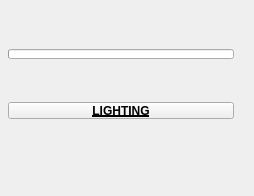
Before: the Qt Designer form tentacle/ui/uiLevel_3/lighting.ui in m3trik/tentacle, drawn with Qt 5.
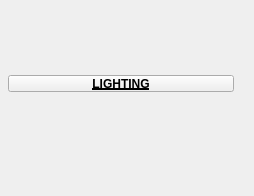
After: the same form once the commit is applied. Custom widgets are drawn as their Qt base class.

```diff
--- a/tentacle/ui/uiLevel_3/lighting.ui
+++ b/tentacle/ui/uiLevel_3/lighting.ui
@@ -51,35 +51,7 @@
      <property name="spacing">
       <number>0</number>
      </property>
-     <item row="0" column="1" colspan="2">
-      <widget class="ProgressBar" name="progressBar">
-       <property name="sizePolicy">
-        <sizepolicy hsizetype="Ignored" vsizetype="Fixed">
-         <horstretch>0</horstretch>
-         <verstretch>0</verstretch>
-        </sizepolicy>
-       </property>
-       <property name="minimumSize">
-        <size>
-         <width>0</width>
-         <height>10</height>
-        </size>
-       </property>
-       <property name="maximumSize">
-        <size>
-         <width>16777215</width>
-         <height>10</height>
-        </size>
-       </property>
-       <property name="value">
-        <number>0</number>
-       </property>
-       <property name="textVisible">
-        <bool>false</bool>
-       </property>
-      </widget>
-     </item>
-     <item row="2" column="1" colspan="2">
+     <item row="1" column="1" colspan="2">
       <layout class="QHBoxLayout" name="horizontalLayout">
        <item>
         <layout class="QVBoxLayout" name="verticalLayout">
@@ -97,7 +69,7 @@
        </item>
       </layout>
      </item>
-     <item row="1" column="1" colspan="2">
+     <item row="0" column="1" colspan="2">
       <widget class="PushButtonDraggable" name="draggable_header">
        <property name="minimumSize">
         <size>
@@ -136,11 +108,6 @@
    <extends>QPushButton</extends>
    <header>widgets.pushbuttondraggable.h</header>
   </customwidget>
-  <customwidget>
-   <class>ProgressBar</class>
-   <extends>QProgressBar</extends>
-   <header>widgets.progressbar.h</header>
-  </customwidget>
  </customwidgets>
  <resources/>
  <connections/>
```
